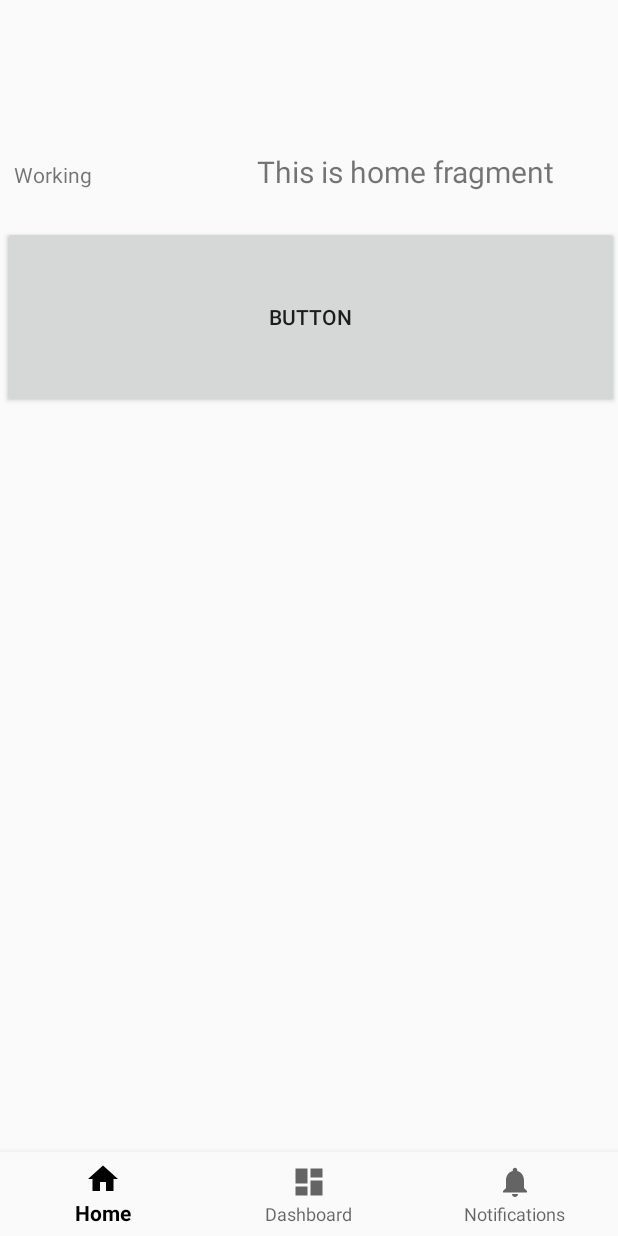
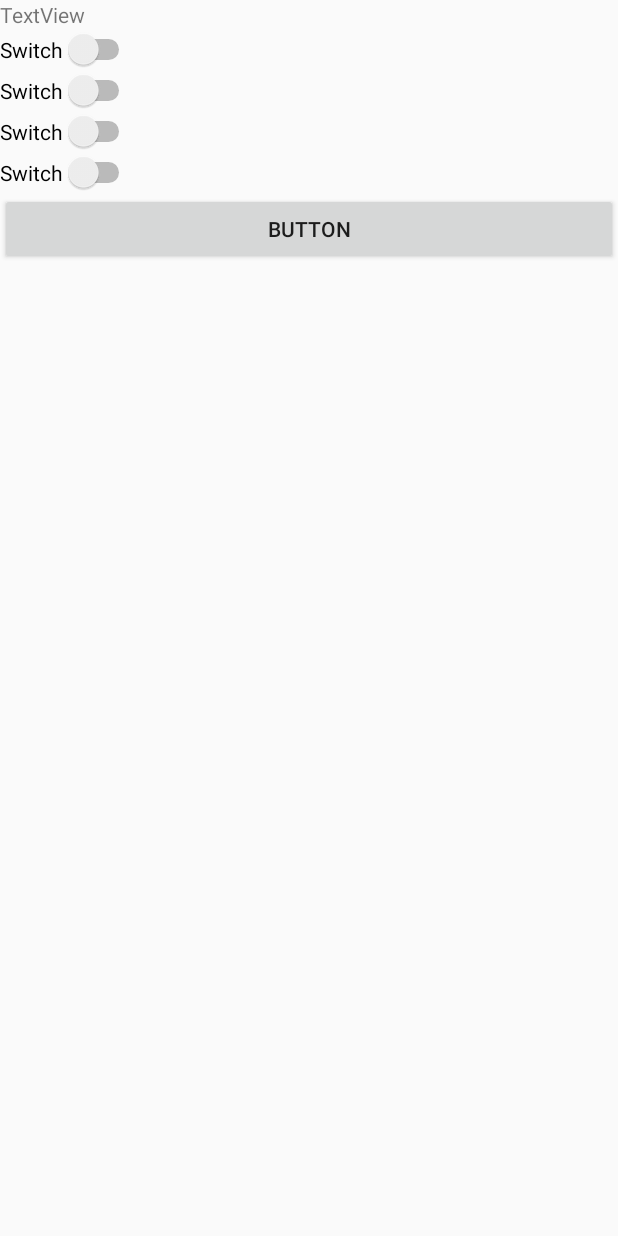
Before and after one commit to Hujary/Android, an Android app: the screen it shows after launch (MainActivity before the commit, QuestionActivity after it), after a tap on "BUTTON", on a phone screen of 412 x 824 dp. Run offline under Robolectric (Android 15) with nearby library versions, the phone set to English and light mode, and no system bars; our stand-ins replace navigation-ui.

Commit message:
first Commit

```diff
--- a/app/src/main/AndroidManifest.xml
+++ b/app/src/main/AndroidManifest.xml
@@ -17,10 +17,12 @@
             android:label="@string/app_name">
             <intent-filter>
                 <action android:name="android.intent.action.MAIN" />
-
                 <category android:name="android.intent.category.LAUNCHER" />
             </intent-filter>
         </activity>
+
+        <activity
+            android:name=".ui.question.QuestionActivity" />
+
     </application>
-
 </manifest>
--- a/app/src/main/java/com/example/navigationsbar/ui/home/HomeFragment.java
+++ b/app/src/main/java/com/example/navigationsbar/ui/home/HomeFragment.java
@@ -1,5 +1,6 @@
 package com.example.navigationsbar.ui.home;
 
+import android.content.Intent;
 import android.os.Bundle;
 import android.view.LayoutInflater;
 import android.view.View;
@@ -13,6 +14,7 @@ import androidx.lifecycle.ViewModelProvider;
 
 import com.example.navigationsbar.R;
 import com.example.navigationsbar.databinding.FragmentHomeBinding;
+import com.example.navigationsbar.ui.question.QuestionActivity;
 
 public class HomeFragment extends Fragment {
 
@@ -31,11 +33,15 @@ public class HomeFragment extends Fragment {
 
         Button myButton = root.findViewById(R.id.button);
         TextView T1 = root.findViewById(R.id.textView);
+
+        Intent intent = new Intent(requireActivity(), QuestionActivity.class);
+
         myButton.setOnClickListener(new View.OnClickListener() {
             @Override
             public void onClick(View v) {
-                System.out.println("Button funktuniert");
+                System.out.println("Button funktioniert");
                 T1.setText("Working");
+                startActivity(intent);
             }
         });
 
--- /dev/null
+++ b/app/src/main/java/com/example/navigationsbar/ui/question/QuestionActivity.java
@@ -0,0 +1,30 @@
+package com.example.navigationsbar.ui.question;
+
+import android.content.Intent;
+import android.os.Bundle;
+import android.view.View;
+import android.widget.Button;
+
+import androidx.appcompat.app.AppCompatActivity;
+
+import com.example.navigationsbar.MainActivity;
+import com.example.navigationsbar.R;
+
+public class QuestionActivity extends AppCompatActivity {
+
+    @Override
+    protected void onCreate(Bundle savedInstanceState) {
+        super.onCreate(savedInstanceState);
+        setContentView(R.layout.question_layout);
+
+        Button button = findViewById(R.id.button2);
+
+        button.setOnClickListener(new View.OnClickListener() {
+            @Override
+            public void onClick(View v) {
+                Intent intent = new Intent(QuestionActivity.this, MainActivity.class);
+                startActivity(intent);
+            }
+        });
+    }
+}
--- /dev/null
+++ b/app/src/main/res/layout/question_layout.xml
@@ -0,0 +1,42 @@
+<?xml version="1.0" encoding="utf-8"?>
+<LinearLayout xmlns:android="http://schemas.android.com/apk/res/android"
+    android:orientation="vertical"
+    android:layout_width="match_parent"
+    android:layout_height="match_parent">
+
+    <TextView
+        android:id="@+id/textView2"
+        android:layout_width="194dp"
+        android:layout_height="wrap_content"
+        android:text="TextView" />
+
+    <Switch
+        android:id="@+id/switch9"
+        android:layout_width="wrap_content"
+        android:layout_height="wrap_content"
+        android:text="Switch" />
+
+    <Switch
+        android:id="@+id/switch10"
+        android:layout_width="wrap_content"
+        android:layout_height="wrap_content"
+        android:text="Switch" />
+
+    <Switch
+        android:id="@+id/switch11"
+        android:layout_width="wrap_content"
+        android:layout_height="wrap_content"
+        android:text="Switch" />
+
+    <Switch
+        android:id="@+id/switch12"
+        android:layout_width="wrap_content"
+        android:layout_height="wrap_content"
+        android:text="Switch" />
+
+    <Button
+        android:id="@+id/button2"
+        android:layout_width="match_parent"
+        android:layout_height="wrap_content"
+        android:text="Button" />
+</LinearLayout>
```
Also changed, not shown: app/src/main/java/com/example/navigationsbar/MainActivity.java (+3 -4 lines).
